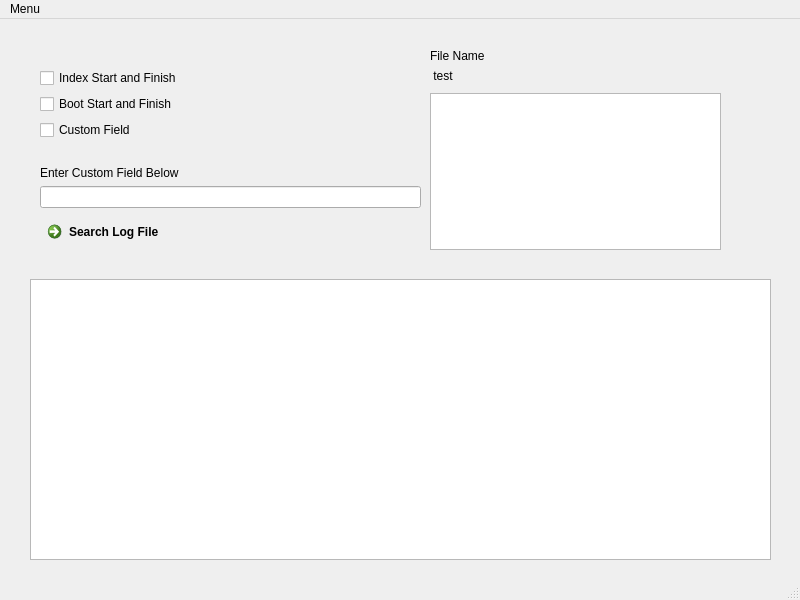
Above: JiraLogAnalyzerFrame.ui from JeffreyBarton/Jira-Log-Analyzer before the change. Below: the same form after it.
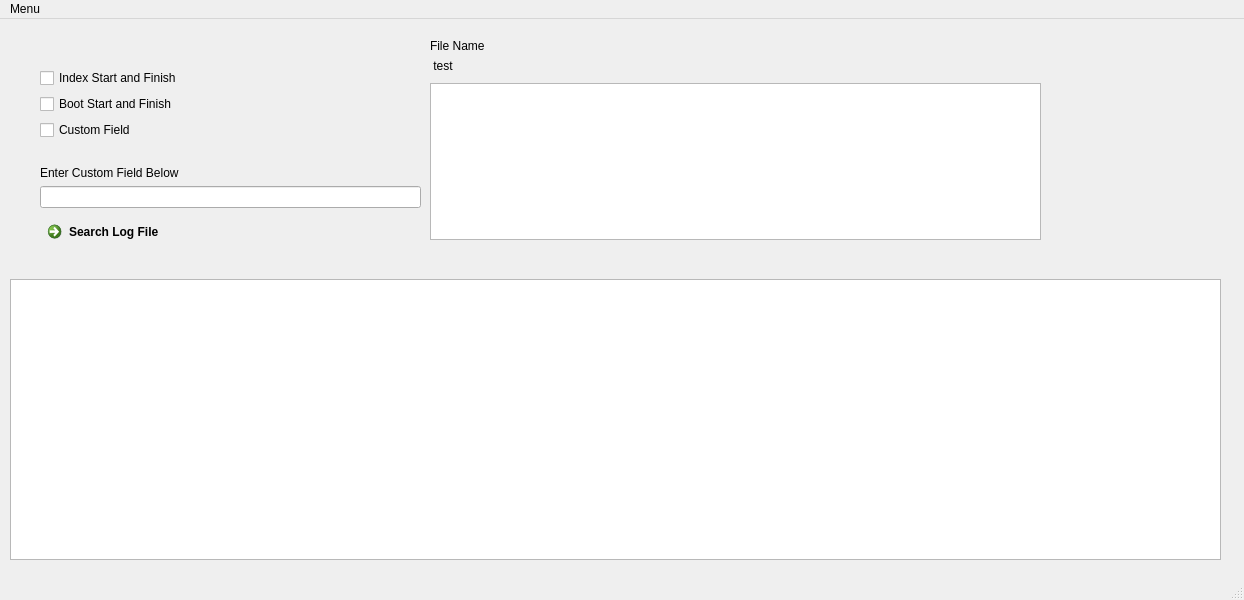
That is the form after the change.

Patch:
```diff
--- a/JiraLogAnalyzerFrame.ui
+++ b/JiraLogAnalyzerFrame.ui
@@ -6,7 +6,7 @@
    <rect>
     <x>0</x>
     <y>0</y>
-    <width>800</width>
+    <width>1244</width>
     <height>600</height>
    </rect>
   </property>
@@ -94,8 +94,8 @@
     <property name="geometry">
      <rect>
       <x>430</x>
-      <y>30</y>
-      <width>291</width>
+      <y>20</y>
+      <width>611</width>
       <height>201</height>
      </rect>
     </property>
@@ -135,9 +135,9 @@
    <widget class="QListWidget" name="listWidget">
     <property name="geometry">
      <rect>
-      <x>30</x>
+      <x>10</x>
       <y>260</y>
-      <width>741</width>
+      <width>1211</width>
       <height>281</height>
      </rect>
     </property>
@@ -148,7 +148,7 @@
     <rect>
      <x>0</x>
      <y>0</y>
-     <width>800</width>
+     <width>1244</width>
      <height>21</height>
     </rect>
    </property>
```
